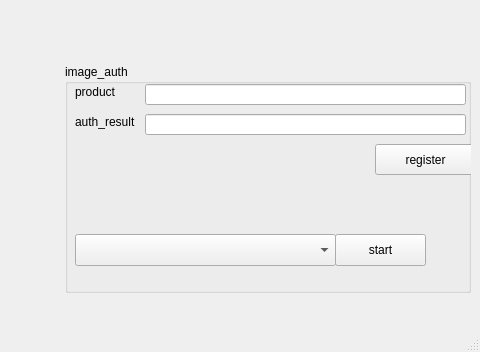
Before: the Qt Designer form mainwindow.ui in paipeng/qt-camera-zxing, drawn with Qt 5; both pictures show x 480 to 960 and y 248 to 600 of the 960 by 600 pixel window.
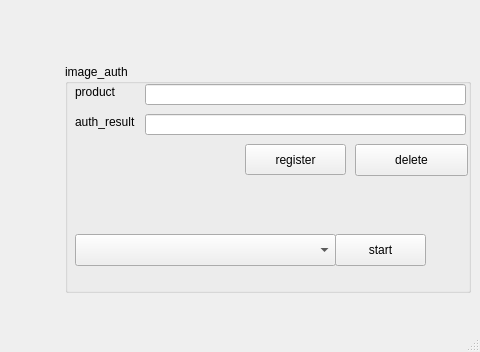
After: the same form once the commit is applied. Icons and pictures are not drawn. Custom widgets are drawn as their Qt base class.

Commit message: register image/delete image

What changed in the file:
```diff
--- a/mainwindow.ui
+++ b/mainwindow.ui
@@ -216,7 +216,7 @@
            <widget class="QPushButton" name="registerButton">
             <property name="geometry">
              <rect>
-              <x>310</x>
+              <x>180</x>
               <y>80</y>
               <width>101</width>
               <height>31</height>
@@ -249,6 +249,19 @@
              <string>start</string>
             </property>
            </widget>
+           <widget class="QPushButton" name="deleteButton">
+            <property name="geometry">
+             <rect>
+              <x>290</x>
+              <y>80</y>
+              <width>113</width>
+              <height>32</height>
+             </rect>
+            </property>
+            <property name="text">
+             <string>delete</string>
+            </property>
+           </widget>
           </widget>
          </item>
         </layout>
```
Left out of the diff: 34 changed lines with no effect on the pictures. The commit also changes 2 other files.
